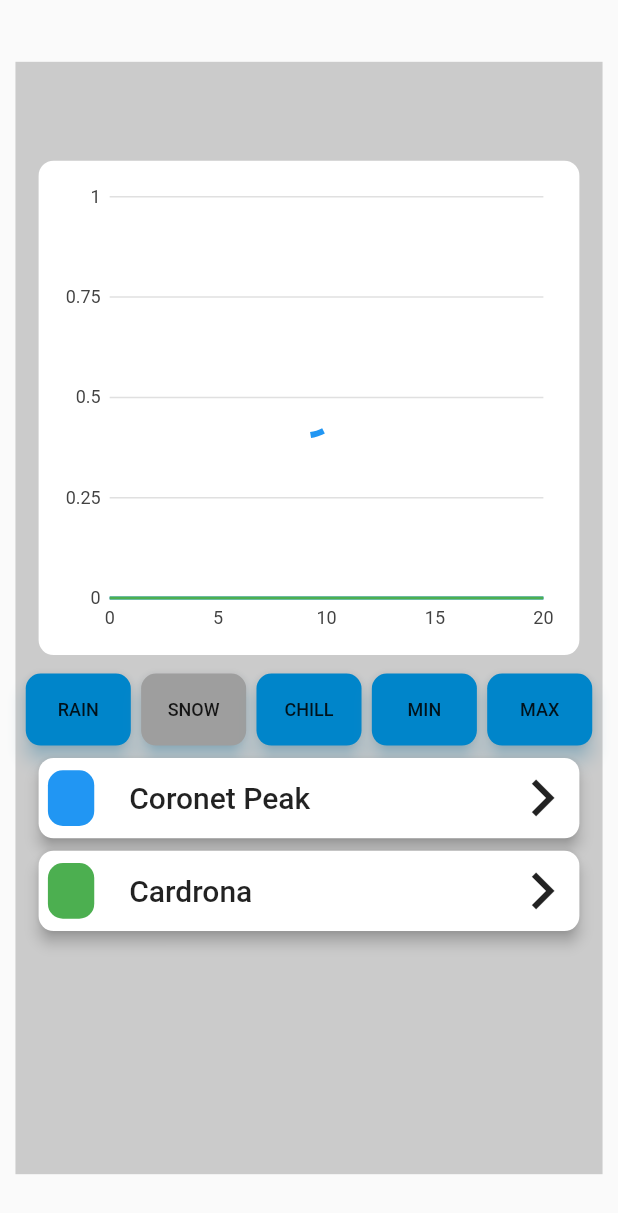
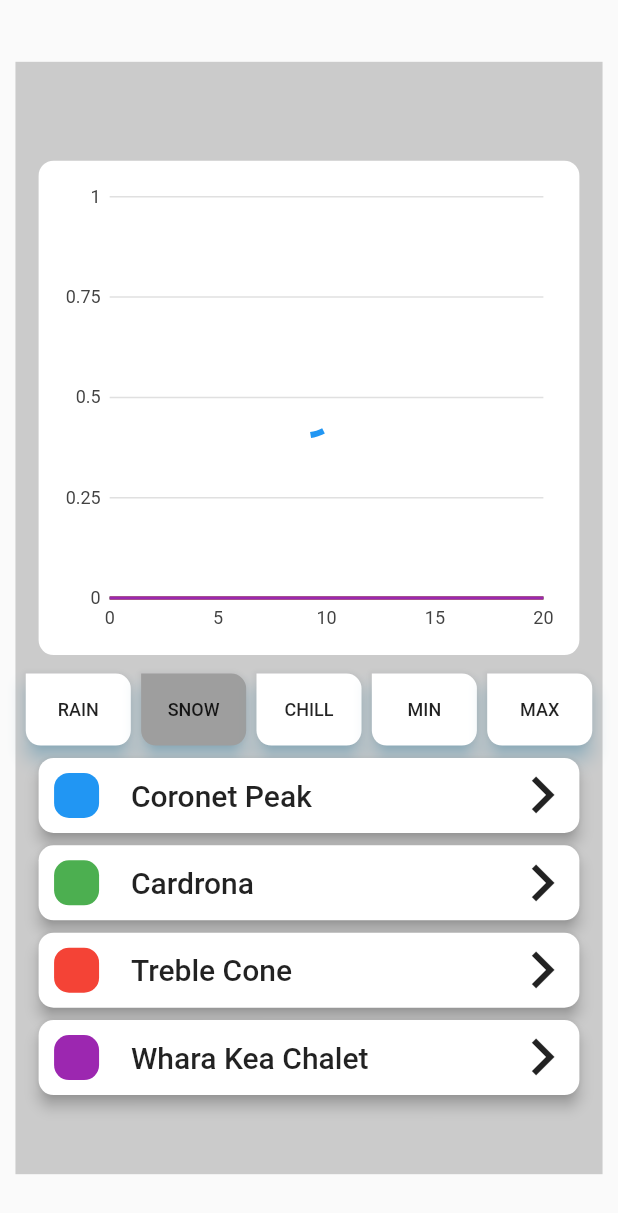
Before and after one commit to kerridge/snowscoop, a Flutter app: the screen it shows after launch, on a phone screen of 412 x 824 dp. Shown: the top 1213 px of the screen. Run offline on Flutter 3.47's test engine with Material 2 defaults, Android fonts, the phone set to English and light mode, and no system bars; our stand-ins replace charts_flutter, googleapis_auth, modal_progress_hud; missing offline and left inert: googleapis; Roboto replaces fonts that are missing (Signika); key blocks and very long unbroken strings in the code were emptied for the run.

Commit message:
UI changes, values are broken for some fields

```diff
--- a/lib/view-models/home-state.dart
+++ b/lib/view-models/home-state.dart
@@ -54,7 +54,10 @@
     List<Field> fields = [
       new Field('Coronet Peak', 'Otago'),
       new Field('Cardrona', 'Otago'),
-      new Field('Round Hill', 'South Canterbury')
+      new Field('Round Hill', 'South Canterbury'),
+      new Field('Treble Cone', 'Otago'),
+      new Field('Whara Kea Chalet', 'Otago'),
+      new Field('Mount Hutt', 'South Canterbury'),
     ];
 
     return new Fields(fields);
--- a/lib/views/widgets/line-chart.dart
+++ b/lib/views/widgets/line-chart.dart
@@ -51,9 +51,9 @@
     var primaryColors = [
       charts.MaterialPalette.blue.shadeDefault,
       charts.MaterialPalette.green.shadeDefault,
+      charts.MaterialPalette.red.shadeDefault,
       charts.MaterialPalette.purple.shadeDefault,
-      charts.MaterialPalette.yellow.shadeDefault,
-      charts.MaterialPalette.purple.shadeDefault
+      charts.MaterialPalette.yellow.shadeDefault
     ];
 
     int i = 0;
```
Also changed, not shown: lib/views/home.dart (+33 -25 lines).
